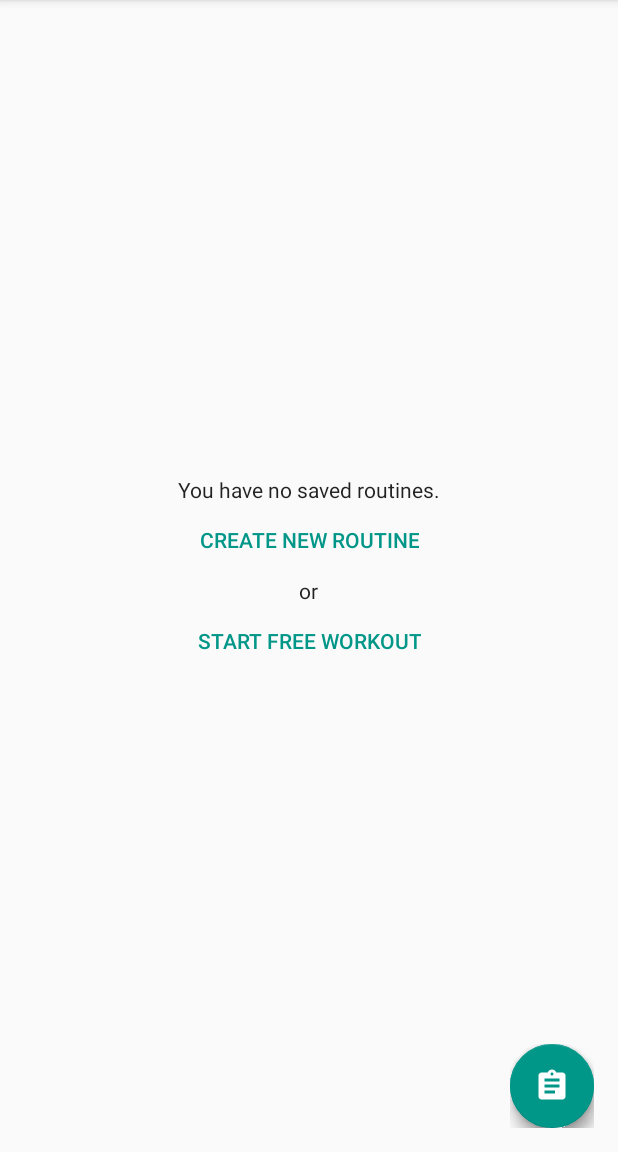
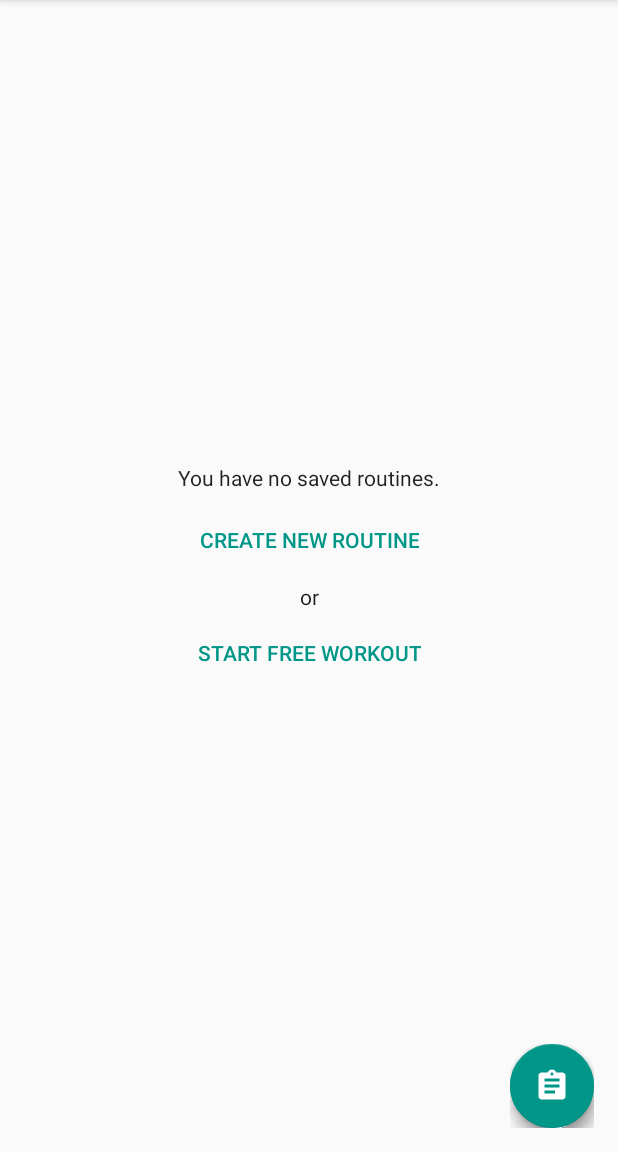
Before and after one commit to jasonctoms/GymStat, an Android app: the screen it shows after launch (RoutinesActivity), on a phone screen of 412 x 824 dp, the part 84-1236 px from its top. Run offline under Robolectric (Android 15) with nearby library versions, the phone set to English and light mode, and no system bars; libraries missing offline, so code that uses them is left out: com.github.clans.fab; plain views replace FloatingActionButton, FloatingActionMenu; 4 statements that could not run were skipped.

Commit message:
Converted some layouts to ConstraintLayout.

```diff
--- a/app/build.gradle
+++ b/app/build.gradle
@@ -30,4 +30,5 @@ dependencies {
     testCompile 'junit:junit:4.12'
     compile 'com.github.clans:fab:1.6.4'
     compile 'com.android.support:recyclerview-v7:25.0.1'
+    compile 'com.android.support.constraint:constraint-layout:1.0.0-beta4'
 }
--- a/app/src/main/res/layout/content_routines.xml
+++ b/app/src/main/res/layout/content_routines.xml
@@ -1,48 +1,73 @@
 <?xml version="1.0" encoding="utf-8"?>
-<LinearLayout
+<android.support.constraint.ConstraintLayout
     xmlns:android="http://schemas.android.com/apk/res/android"
     xmlns:app="http://schemas.android.com/apk/res-auto"
     xmlns:tools="http://schemas.android.com/tools"
     android:id="@+id/content_routines"
     android:layout_width="match_parent"
     android:layout_height="match_parent"
-    android:gravity="center"
-    android:orientation="vertical"
-    android:paddingBottom="@dimen/activity_vertical_margin"
-    android:paddingLeft="@dimen/activity_horizontal_margin"
-    android:paddingRight="@dimen/activity_horizontal_margin"
-    android:paddingTop="@dimen/activity_vertical_margin"
     app:layout_behavior="@string/appbar_scrolling_view_behavior"
     tools:context="com.apps.straightface.gymstat.RoutinesActivity"
     tools:showIn="@layout/app_bar_routines">
+
+    <android.support.constraint.ConstraintLayout
+        android:layout_width="match_parent"
+        android:layout_height="wrap_content"
+        android:layout_marginBottom="16dp"
+        android:layout_marginEnd="16dp"
+        android:layout_marginStart="16dp"
+        android:layout_marginTop="16dp"
+        app:layout_constraintBottom_toBottomOf="parent"
+        app:layout_constraintLeft_toLeftOf="parent"
+        app:layout_constraintRight_toRightOf="parent"
+        app:layout_constraintTop_toTopOf="parent">
 
         <TextView
             android:id="@+id/no_routines_text"
             android:layout_width="wrap_content"
             android:layout_height="wrap_content"
+            android:layout_marginTop="8dp"
             android:text="@string/no_routines"
-        android:textColor="?android:attr/textColorPrimary"/>
+            android:textColor="?android:attr/textColorPrimary"
+            app:layout_constraintLeft_toLeftOf="parent"
+            app:layout_constraintRight_toRightOf="parent"
+            app:layout_constraintTop_toTopOf="parent"/>
 
         <Button
             android:id="@+id/add_routine_button"
             style="@android:style/Widget.DeviceDefault.Button.Borderless"
             android:layout_width="wrap_content"
             android:layout_height="wrap_content"
+            android:layout_marginTop="8dp"
             android:text="@string/new_routine"
-        android:textColor="@color/colorAccent"/>
+            android:textColor="@color/colorAccent"
+            app:layout_constraintLeft_toLeftOf="parent"
+            app:layout_constraintRight_toRightOf="parent"
+            app:layout_constraintTop_toBottomOf="@+id/no_routines_text"/>
 
         <TextView
             android:id="@+id/or_text"
             android:layout_width="wrap_content"
             android:layout_height="wrap_content"
+            android:layout_marginTop="4dp"
             android:text="@string/or_text"
-        android:textColor="?android:attr/textColorPrimary"/>
+            android:textColor="?android:attr/textColorPrimary"
+            app:layout_constraintLeft_toLeftOf="parent"
+            app:layout_constraintRight_toRightOf="parent"
+            app:layout_constraintTop_toBottomOf="@+id/add_routine_button"/>
 
         <Button
             android:id="@+id/free_workout_button"
             style="@android:style/Widget.DeviceDefault.Button.Borderless"
             android:layout_width="wrap_content"
             android:layout_height="wrap_content"
+            android:layout_marginBottom="8dp"
+            android:layout_marginTop="4dp"
             android:text="@string/free_workout"
-        android:textColor="@color/colorAccent"/>
-</LinearLayout>
+            android:textColor="@color/colorAccent"
+            app:layout_constraintBottom_toBottomOf="parent"
+            app:layout_constraintLeft_toLeftOf="parent"
+            app:layout_constraintRight_toRightOf="parent"
+            app:layout_constraintTop_toBottomOf="@+id/or_text"/>
+    </android.support.constraint.ConstraintLayout>
+</android.support.constraint.ConstraintLayout>
```
Also changed, not shown: app/src/main/res/layout/activity_edit_routine.xml (+7 -8 lines), app/src/main/res/layout/content_workout.xml (+19 -5 lines), app/src/main/res/layout/nav_header_routines.xml (+24 -12 lines). Lines whose indentation alone changed are shown as unchanged.
